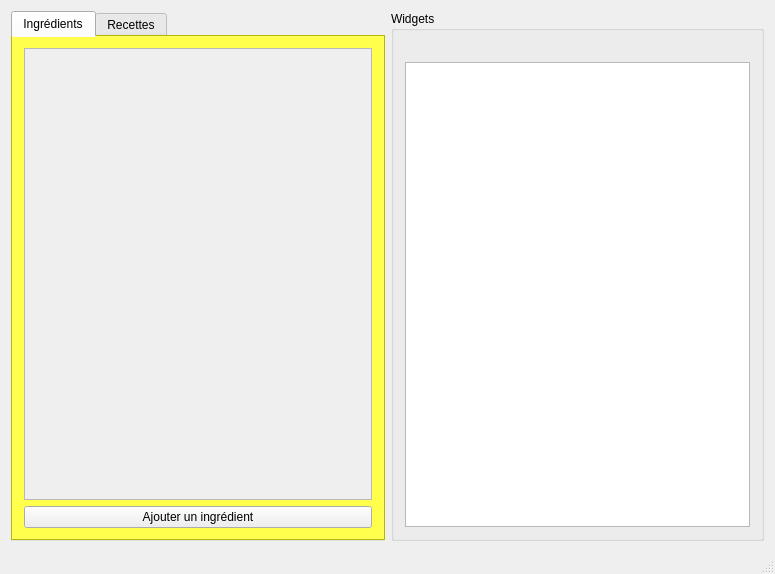
This is mainwindow.ui in ACoupat/Refrigestion as Qt 5 draws it before an edit. The edited form follows.
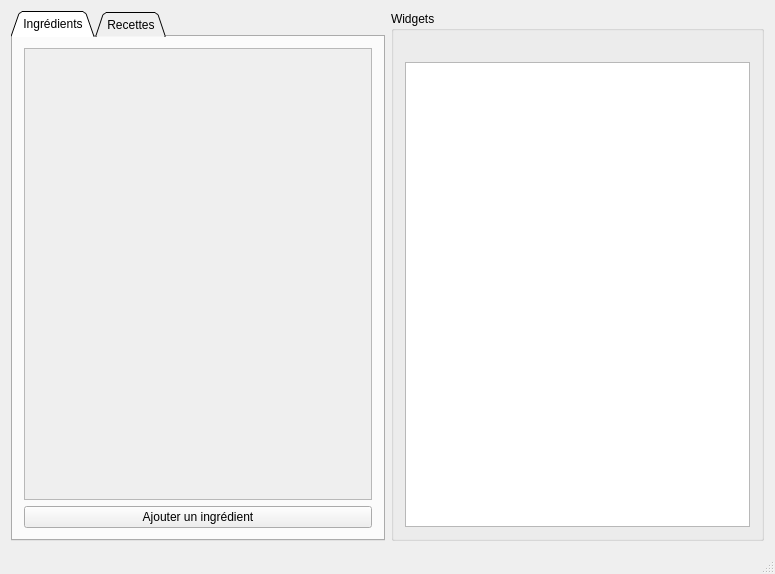
This is the edited form.

```diff
--- a/mainwindow.ui
+++ b/mainwindow.ui
@@ -42,17 +42,36 @@
     </item>
     <item row="0" column="0">
      <widget class="QTabWidget" name="tabWidget">
+      <property name="sizePolicy">
+       <sizepolicy hsizetype="Expanding" vsizetype="Expanding">
+        <horstretch>0</horstretch>
+        <verstretch>0</verstretch>
+       </sizepolicy>
+      </property>
       <property name="styleSheet">
        <string notr="true">QTabWidget
 {
 	border : 2px solid black;
-	background-color : yellow;
-
 }</string>
       </property>
+      <property name="tabShape">
+       <enum>QTabWidget::Triangular</enum>
+      </property>
       <property name="currentIndex">
        <number>0</number>
       </property>
+      <property name="iconSize">
+       <size>
+        <width>16</width>
+        <height>16</height>
+       </size>
+      </property>
+      <property name="elideMode">
+       <enum>Qt::ElideNone</enum>
+      </property>
+      <property name="tabBarAutoHide">
+       <bool>false</bool>
+      </property>
       <widget class="QWidget" name="tab">
        <attribute name="title">
         <string>Ingrédients</string>
```
Left out of the diff: 6 changed lines with no effect on the pictures.
